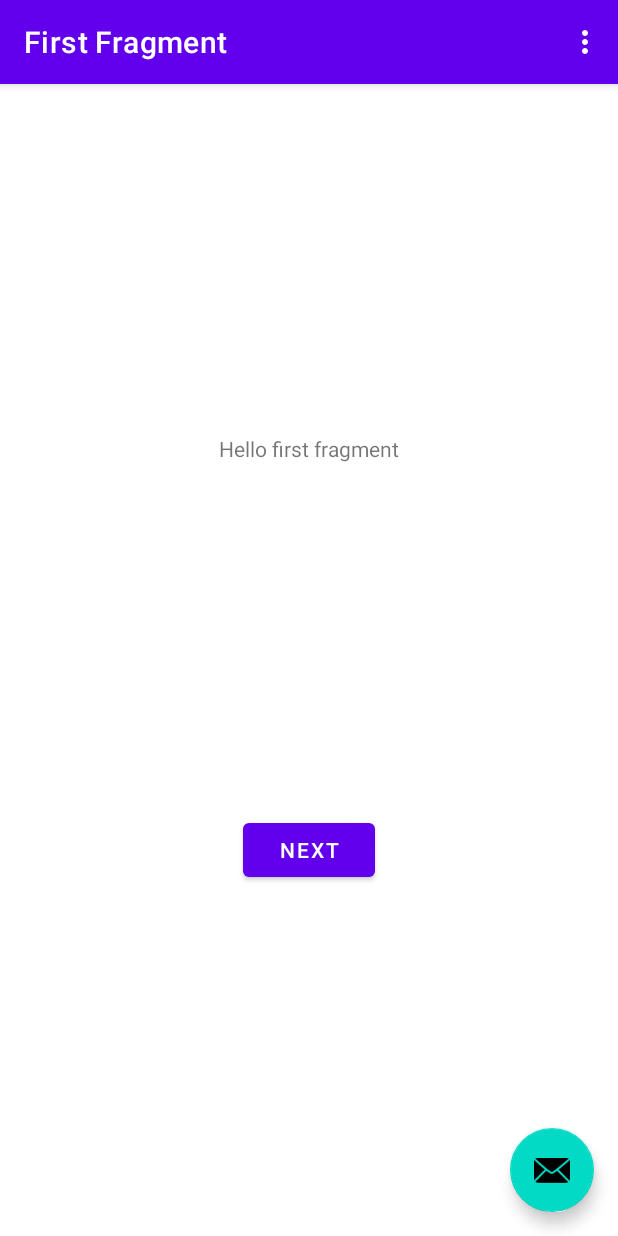
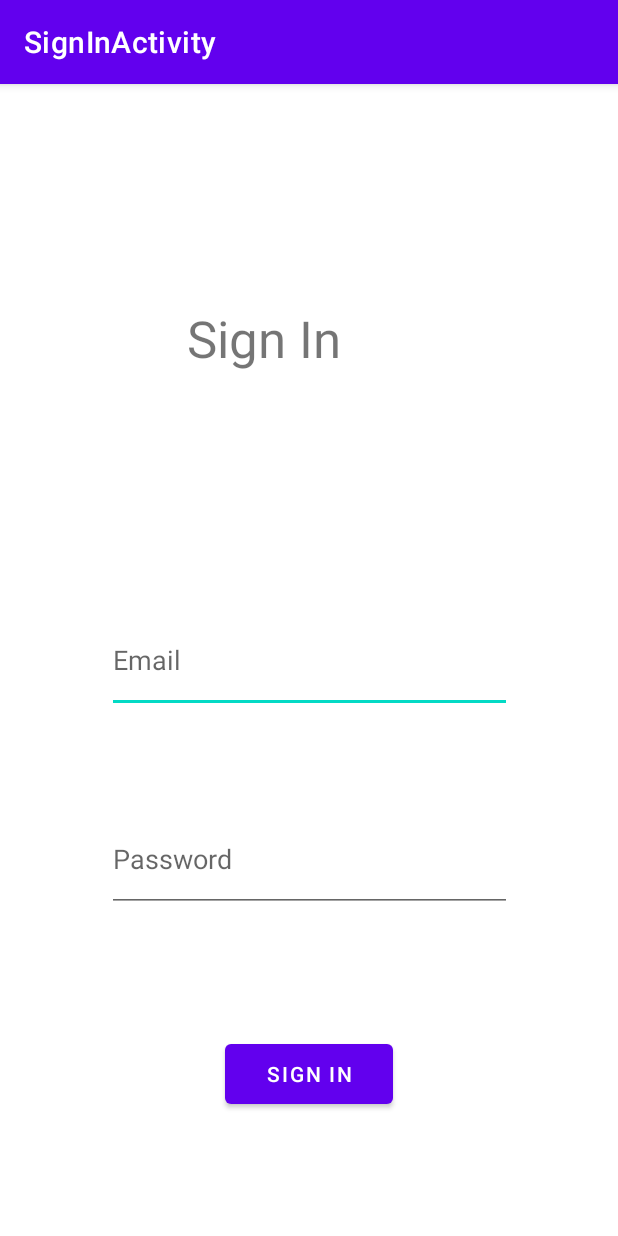
Before and after one commit to git-mad/fitness2023, an Android app: the screen it shows after launch (MainActivity before the commit, SignInActivity after it), on a phone screen of 412 x 824 dp. Run offline under Robolectric (Android 15) with nearby library versions, the light colour scheme and no system bars; our stand-ins replace Firebase (no records; nobody signed in at launch, a user with empty details on screens opened directly), navigation-ui.

Commit message:
added basic sign in, not sign up

```diff
--- a/app/src/main/AndroidManifest.xml
+++ b/app/src/main/AndroidManifest.xml
@@ -12,6 +12,11 @@
         android:supportsRtl="true"
         android:theme="@style/Theme.GITMADFitness"
         tools:targetApi="31">
+        <activity
+            android:name=".SignInActivity"
+            android:exported="false"
+            android:label="@string/title_activity_sign_in"
+            android:theme="@style/Theme.GITMADFitness" />
         <activity
             android:name=".MainActivity"
             android:exported="true"
--- a/app/src/main/java/com/example/gitmadfitness/MainActivity.kt
+++ b/app/src/main/java/com/example/gitmadfitness/MainActivity.kt
@@ -1,5 +1,6 @@
 package com.example.gitmadfitness
 
+import android.content.Intent
 import android.os.Bundle
 import com.google.android.material.snackbar.Snackbar
 import androidx.appcompat.app.AppCompatActivity
@@ -10,6 +11,9 @@ import androidx.navigation.ui.setupActionBarWithNavController
 import android.view.Menu
 import android.view.MenuItem
 import com.example.gitmadfitness.databinding.ActivityMainBinding
+import com.google.firebase.auth.FirebaseAuth
+import com.google.firebase.auth.ktx.auth
+import com.google.firebase.ktx.Firebase
 
 /*
 THIS IS AUTOMATICALLY CREATED BY ANDROID STUDIO AS PART OF THE APP SETUP
@@ -21,6 +25,7 @@ class MainActivity : AppCompatActivity() {
 
     private lateinit var appBarConfiguration: AppBarConfiguration
     private lateinit var binding: ActivityMainBinding
+    private lateinit var auth: FirebaseAuth
 
     override fun onCreate(savedInstanceState: Bundle?) {
         super.onCreate(savedInstanceState)
@@ -30,6 +35,13 @@ class MainActivity : AppCompatActivity() {
 
         setSupportActionBar(binding.toolbar)
 
+        auth = Firebase.auth
+        if (auth.currentUser == null) {
+            startActivity(Intent(this, SignInActivity::class.java))
+            finish()
+            return
+        }
+
         val navController = findNavController(R.id.nav_host_fragment_content_main)
         appBarConfiguration = AppBarConfiguration(navController.graph)
         setupActionBarWithNavController(navController, appBarConfiguration)
@@ -38,6 +50,8 @@ class MainActivity : AppCompatActivity() {
             Snackbar.make(view, "Replace with your own action", Snackbar.LENGTH_LONG)
                     .setAction("Action", null).show()
         }
+
+
     }
 
     override fun onCreateOptionsMenu(menu: Menu): Boolean {
--- /dev/null
+++ b/app/src/main/java/com/example/gitmadfitness/SignInActivity.kt
@@ -0,0 +1,52 @@
+package com.example.gitmadfitness
+
+import android.content.Intent
+import android.os.Bundle
+import android.util.Log
+import android.widget.Toast
+import androidx.appcompat.app.AppCompatActivity
+import com.example.gitmadfitness.databinding.ActivityMainBinding
+import com.example.gitmadfitness.databinding.ActivitySignInBinding
+import com.google.firebase.auth.FirebaseAuth
+import com.google.firebase.auth.ktx.auth
+import com.google.firebase.ktx.Firebase
+
+class SignInActivity : AppCompatActivity() {
+
+    private lateinit var auth: FirebaseAuth
+    private lateinit var binding: ActivitySignInBinding
+
+    override fun onCreate(savedInstanceState: Bundle?) {
+        super.onCreate(savedInstanceState)
+
+        binding = ActivitySignInBinding.inflate(layoutInflater)
+        setContentView(binding.root)
+        auth = Firebase.auth
+
+        // add sign in button functionality
+        binding.btnSignIn.setOnClickListener {
+            val email = binding.etEmail.text.toString()
+            val password = binding.etPassword.text.toString()
+
+            auth.signInWithEmailAndPassword(email, password)
+                .addOnCompleteListener(this) { task ->
+                    if (task.isSuccessful) {
+                        Log.d(TAG, "Sign in successful")
+                        startActivity(Intent(this, MainActivity::class.java))
+                        finish()
+                    } else {
+                        Toast.makeText(
+                            this,
+                            "Email and password is incorrect",
+                            Toast.LENGTH_SHORT,
+                        ).show()
+                    }
+                }
+        }
+
+    }
+
+    companion object {
+        val TAG = "SIGN-IN:"
+    }
+}
--- /dev/null
+++ b/app/src/main/res/layout/activity_sign_in.xml
@@ -0,0 +1,52 @@
+<?xml version="1.0" encoding="utf-8"?>
+<androidx.constraintlayout.widget.ConstraintLayout xmlns:android="http://schemas.android.com/apk/res/android"
+    xmlns:app="http://schemas.android.com/apk/res-auto"
+    xmlns:tools="http://schemas.android.com/tools"
+    android:layout_width="match_parent"
+    android:layout_height="match_parent">
+
+    <EditText
+        android:id="@+id/et_email"
+        android:layout_width="270dp"
+        android:layout_height="70dp"
+        android:ems="10"
+        android:hint="@string/enter_email"
+        android:inputType="textEmailAddress"
+        app:layout_constraintBottom_toBottomOf="parent"
+        app:layout_constraintEnd_toEndOf="parent"
+        app:layout_constraintStart_toStartOf="parent"
+        app:layout_constraintTop_toTopOf="parent" />
+
+    <EditText
+        android:id="@+id/et_password"
+        android:layout_width="270dp"
+        android:layout_height="70dp"
+        android:layout_marginBottom="216dp"
+        android:ems="10"
+        android:hint="@string/enter_password"
+        android:inputType="textPassword"
+        app:layout_constraintBottom_toBottomOf="parent"
+        app:layout_constraintEnd_toEndOf="parent"
+        app:layout_constraintStart_toStartOf="parent" />
+
+    <TextView
+        android:id="@+id/textView"
+        android:layout_width="163dp"
+        android:layout_height="56dp"
+        android:text="@string/sign_in"
+        android:textSize="34sp"
+        app:layout_constraintBottom_toTopOf="@+id/et_email"
+        app:layout_constraintEnd_toEndOf="parent"
+        app:layout_constraintStart_toStartOf="parent"
+        app:layout_constraintTop_toTopOf="parent" />
+
+    <Button
+        android:id="@+id/btn_sign_in"
+        android:layout_width="112dp"
+        android:layout_height="52dp"
+        android:text="@string/sign_in"
+        app:layout_constraintBottom_toBottomOf="parent"
+        app:layout_constraintEnd_toEndOf="parent"
+        app:layout_constraintStart_toStartOf="parent"
+        app:layout_constraintTop_toBottomOf="@+id/et_password" />
+</androidx.constraintlayout.widget.ConstraintLayout>
--- a/app/src/main/res/values-night/themes.xml
+++ b/app/src/main/res/values-night/themes.xml
@@ -13,4 +13,9 @@
         <item name="android:statusBarColor">?attr/colorPrimaryVariant</item>
         <!-- Customize your theme here. -->
     </style>
+    <!-- Base application theme. -->
+    <style name="Base.Theme.GITMADFitness" parent="Theme.Material3.DayNight.NoActionBar">
+        <!-- Customize your dark theme here. -->
+        <!-- <item name="colorPrimary">@color/my_dark_primary</item> -->
+    </style>
 </resources>
--- a/app/src/main/res/values/themes.xml
+++ b/app/src/main/res/values/themes.xml
@@ -22,4 +22,9 @@
     <style name="Theme.GITMADFitness.AppBarOverlay" parent="ThemeOverlay.AppCompat.Dark.ActionBar" />
 
     <style name="Theme.GITMADFitness.PopupOverlay" parent="ThemeOverlay.AppCompat.Light" />
+    <!-- Base application theme. -->
+    <style name="Base.Theme.GITMADFitness" parent="Theme.Material3.DayNight.NoActionBar">
+        <!-- Customize your light theme here. -->
+        <!-- <item name="colorPrimary">@color/my_light_primary</item> -->
+    </style>
 </resources>
```
Also changed, not shown: app/build.gradle (+16 -17 lines), app/src/main/res/values/strings.xml (+41 -0 lines), 1 other file.
